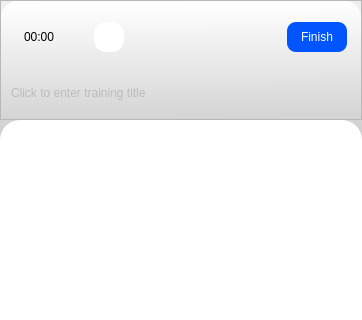
Above: Client/ui/Designer/FitMind_Client_NewTrain.ui from aud13d/FitMind before the change; both pictures show x 0 to 362 and y 0 to 320 of the 362 by 700 pixel window. Below: the same form after it.
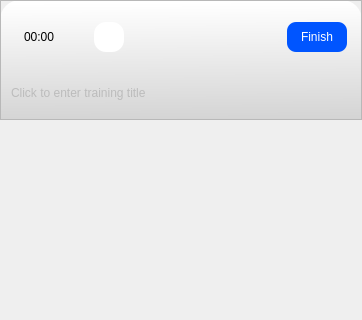
That is the form after the change. Icons and pictures are not drawn.

The edit to the form file:
```diff
--- a/Client/ui/Designer/FitMind_Client_NewTrain.ui
+++ b/Client/ui/Designer/FitMind_Client_NewTrain.ui
@@ -335,6 +335,100 @@
         <property name="lineWidth">
          <number>0</number>
         </property>
+        <layout class="QHBoxLayout" name="horizontalLayout_5">
+         <property name="spacing">
+          <number>0</number>
+         </property>
+         <property name="leftMargin">
+          <number>0</number>
+         </property>
+         <property name="topMargin">
+          <number>0</number>
+         </property>
+         <property name="rightMargin">
+          <number>0</number>
+         </property>
+         <property name="bottomMargin">
+          <number>0</number>
+         </property>
+         <item>
+          <widget class="QScrollArea" name="scrollArea">
+           <property name="styleSheet">
+            <string notr="true">QScrollArea {
+	border:none;
+	background-color: none;
+	border-top-right-radius:15px;
+	border-top-left-radius:15px;
+	border-bottom-right-radius:15px;
+	border-bottom-left-radius:15px;
+}
+
+QScrollBar:vertical {
+    background: none;
+    width: 4px;
+    margin: 0px;
+    border: none;
+}
+
+QScrollBar::handle:vertical {
+    background: rgba(100, 100, 100, 0.5);
+    min-height: 20px;
+    border-radius: 2px;
+}
+
+QScrollBar::handle:vertical:hover {
+    background: rgba(100, 100, 100, 0.8);
+}
+
+QScrollBar::add-line:vertical,
+QScrollBar::sub-line:vertical,
+QScrollBar::add-page:vertical,
+QScrollBar::sub-page:vertical {
+    background: none;
+    border: none;
+}
+
+QScrollBar:horizontal {
+    background: transparent;
+    height: 4px;
+    margin: 0px;
+    border: none;
+}
+
+QScrollBar::handle:horizontal {
+    background: rgba(100, 100, 100, 0.5);
+    min-width: 20px;
+    border-radius: 2px;
+}
+
+QScrollBar::handle:horizontal:hover {
+    background: rgba(100, 100, 100, 0.8);
+}
+
+QScrollBar::add-line:horizontal,
+QScrollBar::sub-line:horizontal,
+QScrollBar::add-page:horizontal,
+QScrollBar::sub-page:horizontal {
+    background: none;
+    border: none;
+}</string>
+           </property>
+           <property name="widgetResizable">
+            <bool>true</bool>
+           </property>
+           <widget class="QWidget" name="scrollAreaWidgetContents">
+            <property name="geometry">
+             <rect>
+              <x>0</x>
+              <y>0</y>
+              <width>362</width>
+              <height>529</height>
+             </rect>
+            </property>
+           </widget>
+          </widget>
+         </item>
+        </layout>
        </widget>
       </item>
       <item>
```
